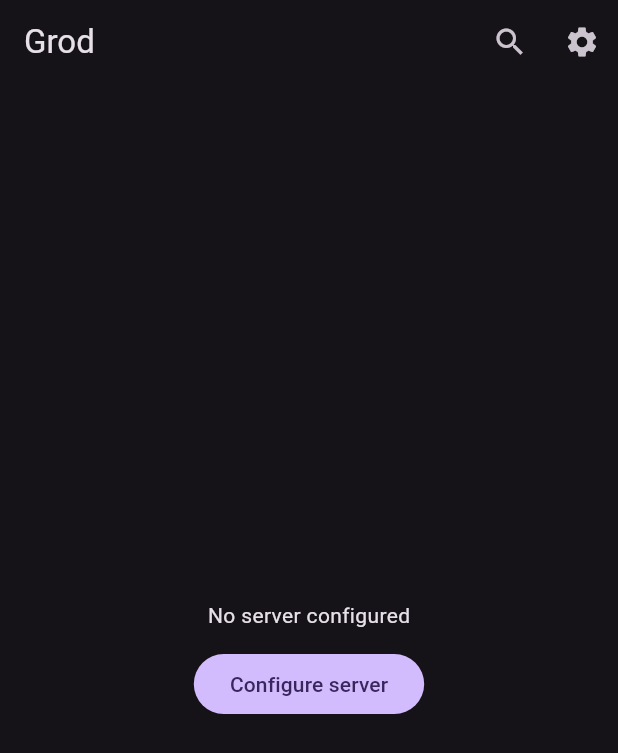
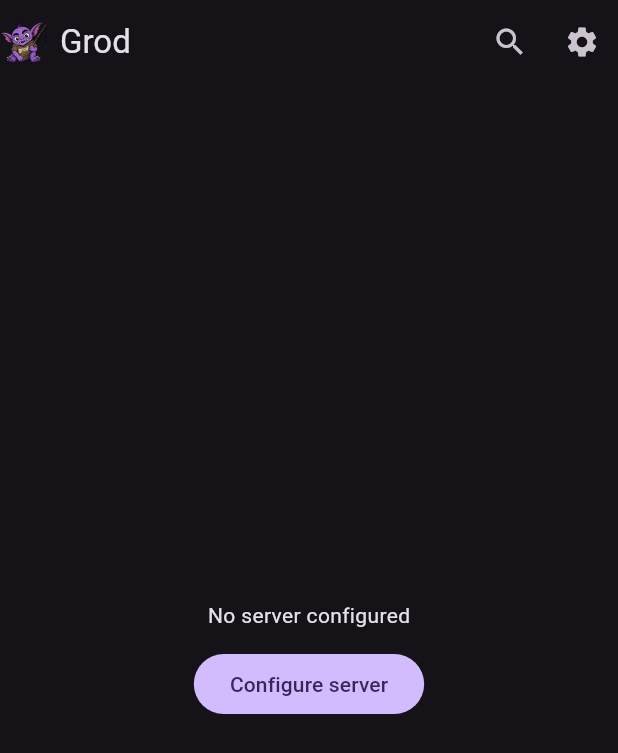
Before and after one commit to captainzonks/grod_remote, a Flutter app: the screen it shows after launch, on a phone screen of 412 x 824 dp. Shown: the top 753 px of the screen. Run offline on Flutter 3.47's test engine with Material 3 defaults, Android fonts, the phone set to English and light mode, and no system bars; our stand-ins replace multicast_dns, shared_preferences.

Commit message:
feat: mascot icon next to the app title in the home AppBar
Adds a small mascot avatar to the left of the "Grod" title in the home
screen's AppBar so the brand carries through past the launcher icon.
The mascot PNG is shipped as a flutter asset at 96px and rendered at
32×32 in the bar with medium filter quality.

Co-Authored-By: Claude Opus 4.7 <noreply@anthropic.com>

```diff
--- a/lib/screens/home_screen.dart
+++ b/lib/screens/home_screen.dart
@@ -25,7 +25,21 @@ class HomeScreen extends StatelessWidget {
 
     return Scaffold(
       appBar: AppBar(
-        title: const Text('Grod'),
+        titleSpacing: 0,
+        title: Row(
+          children: [
+            Padding(
+              padding: const EdgeInsets.only(right: 8),
+              child: Image.asset(
+                'assets/grod_mascot.png',
+                width: 32,
+                height: 32,
+                filterQuality: FilterQuality.medium,
+              ),
+            ),
+            const Text('Grod'),
+          ],
+        ),
         actions: [
           IconButton(
             icon: const Icon(Icons.search),
--- a/pubspec.yaml
+++ b/pubspec.yaml
@@ -59,10 +59,8 @@ flutter:
   # the material Icons class.
   uses-material-design: true
 
-  # To add assets to your application, add an assets section, like this:
-  # assets:
-  #   - images/a_dot_burr.jpeg
-  #   - images/a_dot_ham.jpeg
+  assets:
+    - assets/grod_mascot.png
 
   # An image asset can refer to one or more resolution-specific "variants", see
   # https://flutter.dev/to/resolution-aware-images
```
Also changed, not shown: assets/grod_mascot.png (added).
